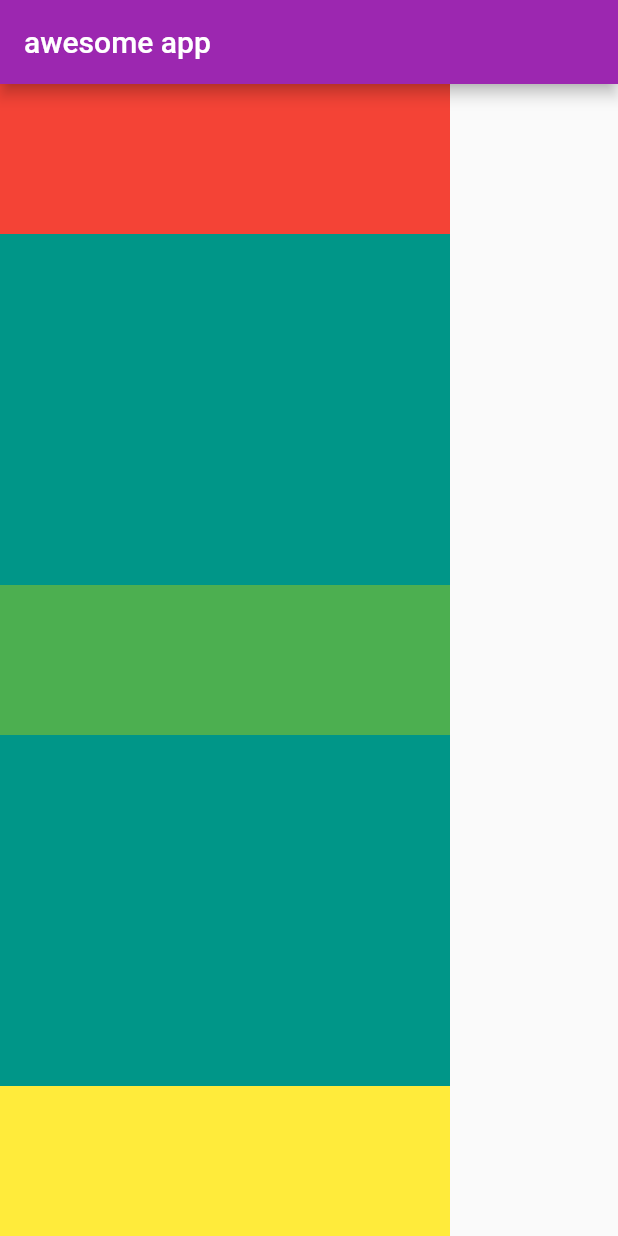
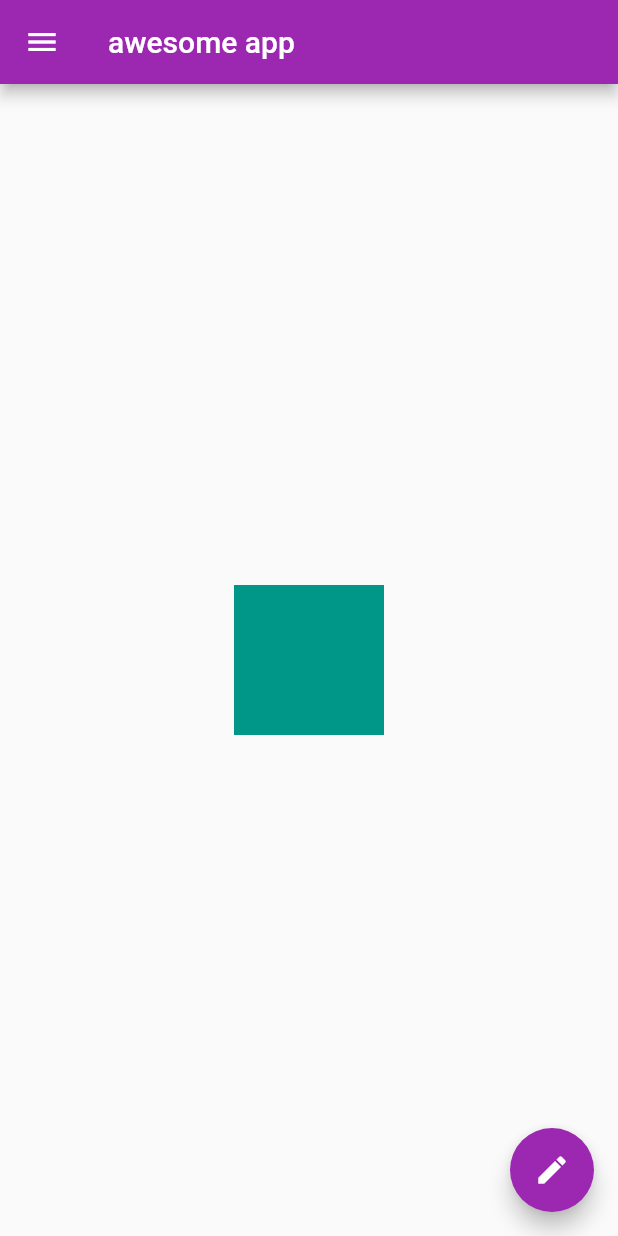
Before and after one commit to vipuldamor87/flutterTuts, a Flutter app: the screen it shows after launch, on a phone screen of 412 x 824 dp. Run offline on Flutter 3.47's test engine with Material 2 defaults, Android fonts, the phone set to English and light mode, and no system bars.

Commit message:
list and drawer

```diff
--- a/lib/main.dart
+++ b/lib/main.dart
@@ -21,38 +21,45 @@ class HomePage extends StatelessWidget {
     return Scaffold(
       appBar: AppBar(title: Text('awesome app'),
       ),
-      body: Container(
-        width: 300,
-        color: Colors.teal,
-        child: Column(
-          mainAxisAlignment: MainAxisAlignment.spaceBetween,
-          crossAxisAlignment: CrossAxisAlignment.stretch,
-          mainAxisSize: MainAxisSize.max,
-          children: <Widget>[
-            Container(
-              padding: EdgeInsets.all(8),
-              width: 100,
-              height: 100,
-              color: Colors.red,
-              alignment: Alignment.center,
-            ),
-            Container(
-              padding: EdgeInsets.all(8),
-              width: 100,
-              height: 100,
-              color: Colors.green,
-              alignment: Alignment.center,
-            ),
-            Container(
-              padding: EdgeInsets.all(8),
-              width: 100,
-              height: 100,
-              color: Colors.yellow,
-              alignment: Alignment.center,
-            ),
-          ],
+      body: Center(
+        child: Container(
+          height: 100,
+          width: 100,
+          color: Colors.teal,
         ),
       ),
+      drawer: Drawer(
+        child: ListView(
+          padding: EdgeInsets.all(0),
+          children:<Widget>[
+            UserAccountsDrawerHeader(
+                accountName: Text('Vipul Damor'),
+                accountEmail: Text('Vipul@abc.com'),
+                currentAccountPicture:CircleAvatar(
+                  backgroundImage: NetworkImage('https://i.pinimg.com/474x/7d/1a/3f/7d1a3f77eee9f34782c6f88e97a6c888.jpg'),
+                ),
+            ),
+            ListTile(
+              leading: Icon(Icons.person),
+              title: Text('vipul damor'),
+              subtitle: Text('developer'),
+              trailing: Icon(Icons.edit),
+              onTap: (){},
+            ),
+            ListTile(
+              leading: Icon(Icons.person),
+              title: Text('Email'),
+              subtitle: Text('vipul@abc.com'),
+              trailing: Icon(Icons.email),
+            ),
+          ]
+        ) ,
+      ),
+      floatingActionButton: FloatingActionButton(
+        onPressed: () {},
+        child: Icon(Icons.edit),
+      ),
+      floatingActionButtonLocation: FloatingActionButtonLocation.endFloat,
     );
   }
 }
```
